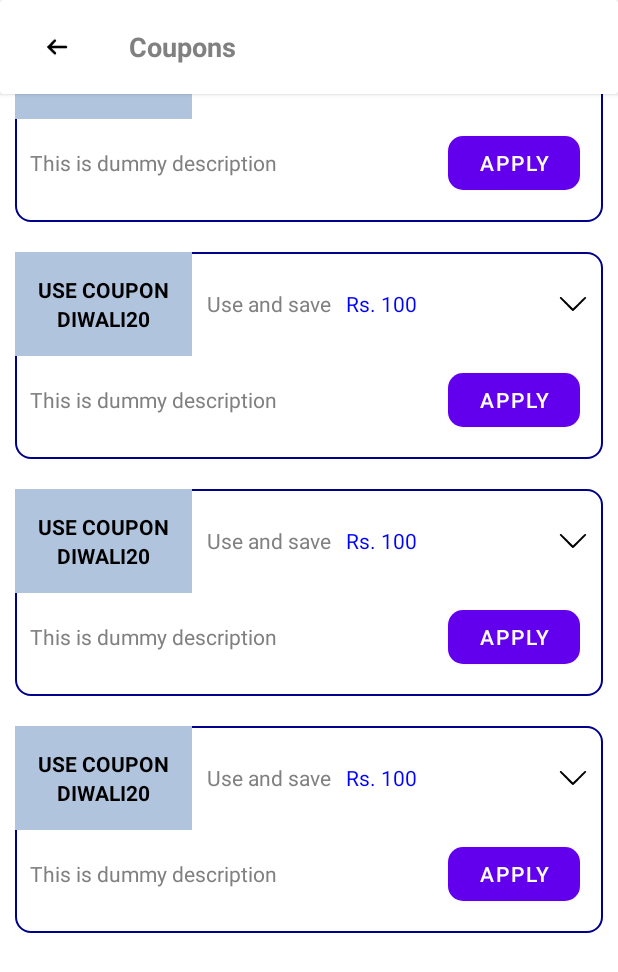
After one commit to gitanshu638/AndroidApp, an Android app: the Coupon screen opened directly, with no data from a screen before it, on a phone screen of 412 x 824 dp. The commit adds this screen. Shown: the top 972 px of the screen. Run offline under Robolectric (Android 15) with nearby library versions, the phone set to English and light mode, and no system bars.

Commit message:
Coupon page added

```diff
--- a/app/build.gradle
+++ b/app/build.gradle
@@ -1,3 +1,4 @@
+
 plugins {
     id 'com.android.application'
 }
@@ -8,7 +9,7 @@ android {
 
     defaultConfig {
         applicationId "com.example.gowheely"
-        minSdk 21
+        minSdk 26
         targetSdk 33
         versionCode 1
         versionName "1.0"
@@ -33,10 +34,12 @@ dependencies {
     implementation 'androidx.appcompat:appcompat:1.6.0'
     implementation 'com.google.android.material:material:1.8.0'
     implementation 'androidx.constraintlayout:constraintlayout:2.1.4'
+    implementation 'androidx.appcompat:appcompat:1.7.0-alpha01'
     testImplementation 'junit:junit:4.13.2'
     androidTestImplementation 'androidx.test.ext:junit:1.1.5'
     androidTestImplementation 'androidx.test.espresso:espresso-core:3.5.1'
     implementation 'com.journeyapps:zxing-android-embedded:4.3.0'
+
 
 
     //Circle ImageView
--- a/app/src/main/AndroidManifest.xml
+++ b/app/src/main/AndroidManifest.xml
@@ -11,6 +11,9 @@
         android:supportsRtl="true"
         android:theme="@style/Theme.GoWheely"
         tools:targetApi="31">
+        <activity
+            android:name=".Coupon"
+            android:exported="false" />
         <activity
             android:name=".NotificationActivity"
             android:exported="false" />
--- /dev/null
+++ b/app/src/main/java/com/example/gowheely/Adapter/CouponAdapter.java
@@ -0,0 +1,57 @@
+package com.example.gowheely.Adapter;
+
+import android.content.Context;
+import android.view.LayoutInflater;
+import android.view.View;
+import android.view.ViewGroup;
+import android.widget.TextView;
+
+import androidx.annotation.NonNull;
+import androidx.recyclerview.widget.RecyclerView;
+
+import com.example.gowheely.Coupon;
+import com.example.gowheely.Model.CouponModel;
+import com.example.gowheely.R;
+
+import java.util.List;
+
+public class CouponAdapter extends RecyclerView.Adapter<CouponAdapter.viewHolder> {
+    private Context context;
+    private List<CouponModel> promocodeList;
+
+    public CouponAdapter(Context context, List<CouponModel> promocodeList) {
+        this.context = context;
+        this.promocodeList = promocodeList;
+    }
+
+    @NonNull
+    @Override
+    public CouponAdapter.viewHolder onCreateViewHolder(@NonNull ViewGroup parent, int viewType) {
+        View itemView = LayoutInflater.from(context).inflate(R.layout.item_coupon_layout,parent,false);
+        return new viewHolder(itemView);
+    }
+
+    @Override
+    public void onBindViewHolder(@NonNull CouponAdapter.viewHolder holder, int position) {
+        final CouponModel couponModel = promocodeList.get(position);
+        holder.couponCode.setText(couponModel.getCoupon_code());
+        holder.couponDesc.setText(couponModel.getDescription());
+        holder.maxDiscount.setText(couponModel.getDiscount_value());
+    }
+
+    @Override
+    public int getItemCount() {
+        return promocodeList.size();
+    }
+
+    public class viewHolder extends RecyclerView.ViewHolder {
+        private TextView couponCode,couponDesc,maxDiscount;
+        public viewHolder(@NonNull View itemView) {
+            super(itemView);
+            couponCode = itemView.findViewById(R.id.txt_couponCode);
+            couponDesc = itemView.findViewById(R.id.txt_couponDesc);
+            maxDiscount = itemView.findViewById(R.id.txt_totalDiscount);
+
+        }
+    }
+}
--- /dev/null
+++ b/app/src/main/java/com/example/gowheely/Coupon.java
@@ -0,0 +1,56 @@
+package com.example.gowheely;
+
+import androidx.appcompat.app.AppCompatActivity;
+import androidx.recyclerview.widget.GridLayoutManager;
+import androidx.recyclerview.widget.RecyclerView;
+
+import android.hardware.lights.LightState;
+import android.os.Bundle;
+import android.widget.TextView;
+
+import com.example.gowheely.Adapter.CouponAdapter;
+import com.example.gowheely.Model.CouponModel;
+import com.google.android.material.floatingactionbutton.FloatingActionButton;
+
+import java.util.ArrayList;
+import java.util.List;
+
+public class Coupon extends AppCompatActivity {
+
+    private TextView appbarTitle;
+    private FloatingActionButton backPress;
+    private RecyclerView rvCoupon;
+    @Override
+    protected void onCreate(Bundle savedInstanceState) {
+        super.onCreate(savedInstanceState);
+        setContentView(R.layout.activity_coupon);
+        intViews();
+        initListeners();
+
+        appbarTitle.setText("Coupons");
+
+        List<CouponModel> couponModels = new ArrayList<>();
+        couponModels.add(new CouponModel("1","DIWALI20","This is dummy description ","Rs. 500","2022-11-11","Rs. 100"));
+        couponModels.add(new CouponModel("1","DIWALI20","This is dummy description ","Rs. 500","2022-11-11","Rs. 100"));
+        couponModels.add(new CouponModel("1","DIWALI20","This is dummy description ","Rs. 500","2022-11-11","Rs. 100"));
+        couponModels.add(new CouponModel("1","DIWALI20","This is dummy description ","Rs. 500","2022-11-11","Rs. 100"));
+
+        CouponAdapter couponAdapter = new CouponAdapter(this,couponModels);
+        GridLayoutManager gridLayoutManager = new GridLayoutManager(this,1);
+        gridLayoutManager.setOrientation(RecyclerView.VERTICAL);
+        rvCoupon.setHasFixedSize(true);
+        rvCoupon.setLayoutManager(gridLayoutManager);
+        rvCoupon.setAdapter(couponAdapter);
+    }
+
+    private void initListeners() {
+        backPress.setOnClickListener(v->super.onBackPressed());
+
+    }
+
+    private void intViews() {
+        appbarTitle = findViewById(R.id.txt_appbarTitle);
+        backPress = findViewById(R.id.fab_backPress);
+        rvCoupon = findViewById(R.id.rv_couponContainer);
+    }
+}
--- /dev/null
+++ b/app/src/main/java/com/example/gowheely/Model/CouponModel.java
@@ -0,0 +1,67 @@
+package com.example.gowheely.Model;
+
+public class CouponModel {
+    private String id;
+    private String coupon_code;
+    private String description;
+    private String min_value;
+    private String valid_to;
+    private String discount_value;
+
+    public CouponModel(String id, String coupon_code, String description, String min_value, String valid_to, String discount_value) {
+        this.id = id;
+        this.coupon_code = coupon_code;
+        this.description = description;
+        this.min_value = min_value;
+        this.valid_to = valid_to;
+        this.discount_value = discount_value;
+    }
+
+    public String getId() {
+        return id;
+    }
+
+    public void setId(String id) {
+        this.id = id;
+    }
+
+    public String getCoupon_code() {
+        return coupon_code;
+    }
+
+    public void setCoupon_code(String coupon_code) {
+        this.coupon_code = coupon_code;
+    }
+
+    public String getDescription() {
+        return description;
+    }
+
+    public void setDescription(String description) {
+        this.description = description;
+    }
+
+    public String getMin_value() {
+        return min_value;
+    }
+
+    public void setMin_value(String min_value) {
+        this.min_value = min_value;
+    }
+
+    public String getValid_to() {
+        return valid_to;
+    }
+
+    public void setValid_to(String valid_to) {
+        this.valid_to = valid_to;
+    }
+
+    public String getDiscount_value() {
+        return discount_value;
+    }
+
+    public void setDiscount_value(String discount_value) {
+        this.discount_value = discount_value;
+    }
+}
--- /dev/null
+++ b/app/src/main/res/drawable/layout_input_outline.xml
@@ -0,0 +1,9 @@
+<?xml version="1.0" encoding="utf-8"?>
+<shape xmlns:android="http://schemas.android.com/apk/res/android">
+<stroke
+    android:width="1dp"
+    android:color="@color/DarkBlue"/>
+
+    <corners android:radius="10dp"/>
+
+</shape>
--- /dev/null
+++ b/app/src/main/res/layout/activity_coupon.xml
@@ -0,0 +1,15 @@
+<?xml version="1.0" encoding="utf-8"?>
+<androidx.constraintlayout.widget.ConstraintLayout xmlns:android="http://schemas.android.com/apk/res/android"
+    xmlns:app="http://schemas.android.com/apk/res-auto"
+    xmlns:tools="http://schemas.android.com/tools"
+    android:layout_width="match_parent"
+    android:layout_height="match_parent"
+    android:orientation="vertical"
+    tools:context=".Coupon">
+    <include layout="@layout/appbar"/>
+    <androidx.recyclerview.widget.RecyclerView
+        android:layout_width="match_parent"
+        android:layout_height="match_parent"
+        android:id="@+id/rv_couponContainer"/>
+
+</androidx.constraintlayout.widget.ConstraintLayout>
--- a/app/src/main/res/layout/appbar.xml
+++ b/app/src/main/res/layout/appbar.xml
@@ -1,9 +1,8 @@
 <?xml version="1.0" encoding="utf-8"?>
 <androidx.cardview.widget.CardView xmlns:android="http://schemas.android.com/apk/res/android"
+    xmlns:tools="http://schemas.android.com/tools"
     android:layout_width="match_parent"
     xmlns:app="http://schemas.android.com/apk/res-auto"
-    android:elevation="3dp"
-    android:cardElevation="3dp"
     android:layout_height="wrap_content">
 
     <LinearLayout
@@ -20,11 +19,13 @@
             android:layout_marginStart="10dp"
             android:layout_marginVertical="3dp"
             app:borderWidth="0dp"
+            android:src="@drawable/back"
+
             android:outlineAmbientShadowColor="@color/White"
             android:outlineSpotShadowColor="@color/White"
             android:fabSize="mini"
             android:backgroundTint="@color/White"
-            android:src="@drawable/back"/>
+            tools:ignore="ContentDescription" />
 
         <com.google.android.material.textview.MaterialTextView
             android:id="@+id/txt_appbarTitle"
--- /dev/null
+++ b/app/src/main/res/layout/item_coupon_layout.xml
@@ -0,0 +1,100 @@
+<?xml version="1.0" encoding="utf-8"?>
+<LinearLayout xmlns:android="http://schemas.android.com/apk/res/android"
+    xmlns:app="http://schemas.android.com/apk/res-auto"
+    android:orientation="vertical"
+    android:layout_width="match_parent"
+    android:background="@drawable/layout_input_outline"
+    android:layout_margin="10dp"
+    android:layout_height="wrap_content">
+
+
+    <LinearLayout
+        android:gravity="center"
+        android:orientation="horizontal"
+        android:layout_width="match_parent"
+        android:layout_height="wrap_content">
+
+        <LinearLayout
+            android:gravity="center"
+            android:orientation="vertical"
+            android:layout_width="wrap_content"
+            android:layout_height="wrap_content"
+            android:padding="15dp"
+            android:background="@color/LightSteelBlue">
+
+        <com.google.android.material.textview.MaterialTextView
+            android:layout_width="wrap_content"
+            android:layout_height="wrap_content"
+            android:text="Use Coupon"
+            android:textColor="@color/Black"
+            android:textStyle="bold"
+            android:textAllCaps="true"/>
+        <com.google.android.material.textview.MaterialTextView
+            android:id="@+id/txt_couponCode"
+            android:layout_width="wrap_content"
+            android:layout_height="wrap_content"
+            android:text="DIWALI20"
+            android:textColor="@color/Black"
+            android:textStyle="bold"
+            android:textAllCaps="true"/>
+
+        </LinearLayout>
+
+        <LinearLayout
+            android:layout_weight="1"
+            android:layout_marginStart="10dp"
+            android:orientation="horizontal"
+            android:layout_width="wrap_content"
+            android:layout_height="wrap_content">
+
+            <com.google.android.material.textview.MaterialTextView
+                android:layout_width="wrap_content"
+                android:layout_height="wrap_content"
+                android:text="Use and save"
+                android:textColor="@color/Gray"/>
+            <com.google.android.material.textview.MaterialTextView
+                android:id="@+id/txt_totalDiscount"
+                android:layout_width="wrap_content"
+                android:layout_height="wrap_content"
+                android:text="Rs. 100"
+                android:layout_marginStart="10dp"
+                android:textColor="@color/Blue"/>
+        </LinearLayout>
+
+        <ImageView
+            android:layout_marginEnd="10dp"
+            android:layout_width="20dp"
+            android:layout_height="20dp"
+            android:src="@drawable/down"
+            app:tint="@color/Black" />
+    </LinearLayout>
+
+    <LinearLayout
+        android:layout_marginHorizontal="10dp"
+        android:layout_marginBottom="10dp"
+        android:layout_width="match_parent"
+        android:orientation="horizontal"
+        android:gravity="center"
+        android:layout_height="wrap_content">
+
+        <com.google.android.material.textview.MaterialTextView
+            android:id="@+id/txt_couponDesc"
+            android:layout_width="wrap_content"
+            android:layout_height="wrap_content"
+            android:text="@string/zxing_msg_default_status"
+            android:layout_weight="1"
+            android:layout_marginEnd="10dp"
+            android:justificationMode="inter_word"
+            android:textColor="@color/Gray"/>
+
+        <com.google.android.material.button.MaterialButton
+            android:layout_width="wrap_content"
+            android:layout_height="wrap_content"
+            app:cornerRadius="10dp"
+            android:text="Apply"
+            android:layout_margin="5dp"/>
+
+
+    </LinearLayout>
+
+</LinearLayout>
```
